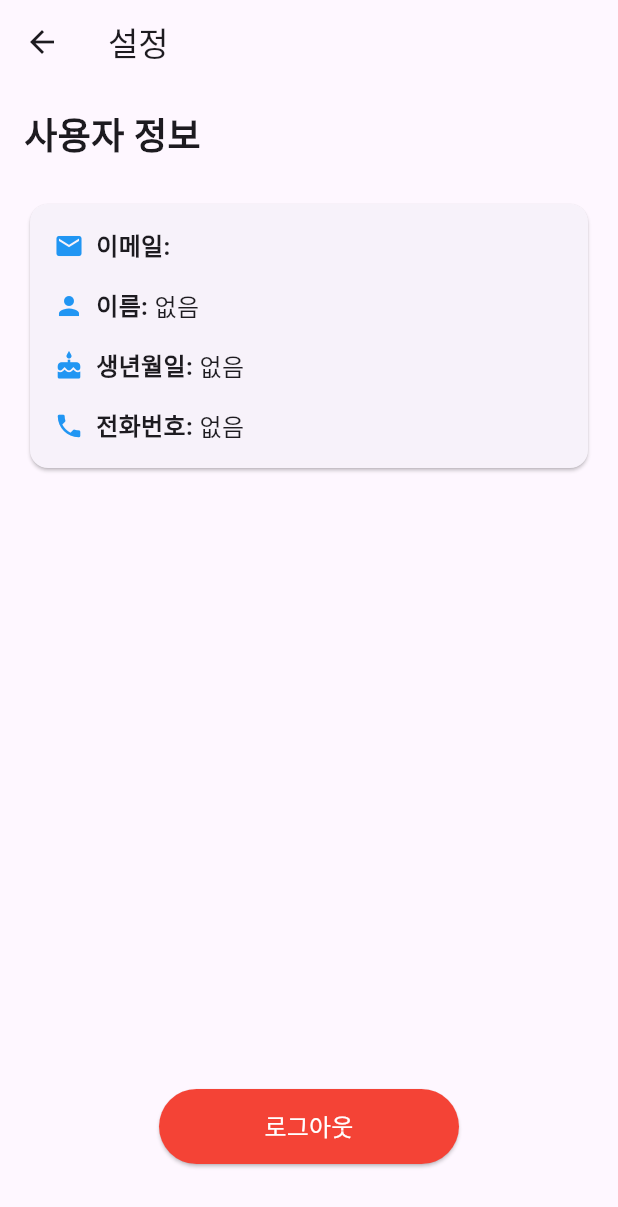
After one commit to gogoJH/firebase_ex, a Flutter app: the SettingsScreen screen opened by its route, on a phone screen of 412 x 824 dp. The commit adds this screen. Shown: the top 1207 px of the screen. Run offline on Flutter 3.47's test engine with Material 3 defaults, Android fonts, the phone set to English and light mode, and no system bars; our stand-ins replace cloud_firestore, firebase_auth, firebase_core, get; accounts and stored records are empty; generated files the repository leaves out were written again; network calls fail.

Commit message:
feat. setting screen 추가.

```diff
--- a/lib/main.dart
+++ b/lib/main.dart
@@ -5,6 +5,7 @@ import 'package:firebase_ex/firebase_options.dart';
 import 'package:firebase_ex/screens/home_screen.dart';
 import 'package:firebase_ex/screens/login_screen.dart';
 import 'package:firebase_ex/screens/signup_screen.dart';
+import 'package:firebase_ex/screens/settings_screen.dart';
 import 'package:flutter/material.dart';
 import 'package:get/get.dart';
 
@@ -33,7 +34,8 @@ class MyApp extends StatelessWidget {
       getPages: [
         GetPage(name: '/login', page: () => LoginScreen()),
         GetPage(name: '/signup', page: () => SignupScreen()),
-        GetPage(name: '/home', page: () => HomeScreen())
+        GetPage(name: '/home', page: () => HomeScreen()),
+        GetPage(name: '/settings', page: () => SettingsScreen()),
       ],
     );
   }
--- a/lib/screens/home_screen.dart
+++ b/lib/screens/home_screen.dart
@@ -24,8 +24,8 @@ class HomeScreen extends StatelessWidget {
         title: const Text('할 일 목록'),
         actions: [
           IconButton(
-            icon: const Icon(Icons.logout),
-            onPressed: () => authController.signOut(),
+            icon: const Icon(Icons.settings),
+            onPressed: () => Get.toNamed('/settings'),
           ),
         ],
       ),
--- /dev/null
+++ b/lib/screens/settings_screen.dart
@@ -0,0 +1,120 @@
+import 'package:cloud_firestore/cloud_firestore.dart';
+import 'package:firebase_ex/controllers/auth_controller.dart';
+import 'package:flutter/material.dart';
+import 'package:get/get.dart';
+import 'package:intl/intl.dart';
+
+class SettingsScreen extends StatelessWidget {
+  SettingsScreen({super.key});
+
+  final AuthController authController = Get.find<AuthController>();
+
+  @override
+  Widget build(BuildContext context) {
+    return Scaffold(
+      appBar: AppBar(
+        title: const Text('설정'),
+      ),
+      body: Padding(
+        padding: const EdgeInsets.all(16.0),
+        child: Column(
+          crossAxisAlignment: CrossAxisAlignment.start,
+          children: [
+            const Text(
+              '사용자 정보',
+              style: TextStyle(
+                fontSize: 24,
+                fontWeight: FontWeight.bold,
+              ),
+            ),
+            const SizedBox(height: 24),
+            Obx(() {
+              final userInfo = authController.userAdditionalInfo.value;
+              return Card(
+                child: Padding(
+                  padding: const EdgeInsets.all(16.0),
+                  child: Column(
+                    crossAxisAlignment: CrossAxisAlignment.start,
+                    children: [
+                      _buildInfoRow(
+                        icon: Icons.email,
+                        label: '이메일',
+                        value: authController.user.value?.email ?? '없음',
+                      ),
+                      const SizedBox(height: 16),
+                      _buildInfoRow(
+                        icon: Icons.person,
+                        label: '이름',
+                        value: userInfo['name'] ?? '없음',
+                      ),
+                      const SizedBox(height: 16),
+                      _buildInfoRow(
+                        icon: Icons.cake,
+                        label: '생년월일',
+                        value: userInfo['birthDate'] != null
+                            ? DateFormat('yyyy년 MM월 dd일').format(
+                                (userInfo['birthDate'] as Timestamp).toDate())
+                            : '없음',
+                      ),
+                      const SizedBox(height: 16),
+                      _buildInfoRow(
+                        icon: Icons.phone,
+                        label: '전화번호',
+                        value: userInfo['phone'] ?? '없음',
+                      ),
+                    ],
+                  ),
+                ),
+              );
+            }),
+            const Spacer(),
+            Center(
+              child: ElevatedButton(
+                onPressed: () => authController.signOut(),
+                style: ElevatedButton.styleFrom(
+                  backgroundColor: Colors.red,
+                  minimumSize: const Size(200, 50),
+                ),
+                child: const Text(
+                  '로그아웃',
+                  style: TextStyle(
+                    color: Colors.white,
+                    fontSize: 16,
+                  ),
+                ),
+              ),
+            ),
+            const SizedBox(height: 32),
+          ],
+        ),
+      ),
+    );
+  }
+
+  Widget _buildInfoRow({
+    required IconData icon,
+    required String label,
+    required String value,
+  }) {
+    return Row(
+      children: [
+        Icon(icon, size: 20, color: Colors.blue),
+        const SizedBox(width: 8),
+        Text(
+          '$label: ',
+          style: const TextStyle(
+            fontSize: 16,
+            fontWeight: FontWeight.bold,
+          ),
+        ),
+        Expanded(
+          child: Text(
+            value,
+            style: const TextStyle(fontSize: 16),
+            overflow: TextOverflow.ellipsis,
+          ),
+        ),
+      ],
+    );
+  }
+}
--- a/pubspec.yaml
+++ b/pubspec.yaml
@@ -40,6 +40,7 @@ dependencies:
   firebase_auth: ^5.3.3
   google_sign_in: ^6.2.2
   cloud_firestore: ^5.5.1
+  intl: ^0.20.1
 
 dev_dependencies:
   flutter_test:
```
Also changed, not shown: pubspec.lock. Lines whose indentation alone changed are shown as unchanged.
